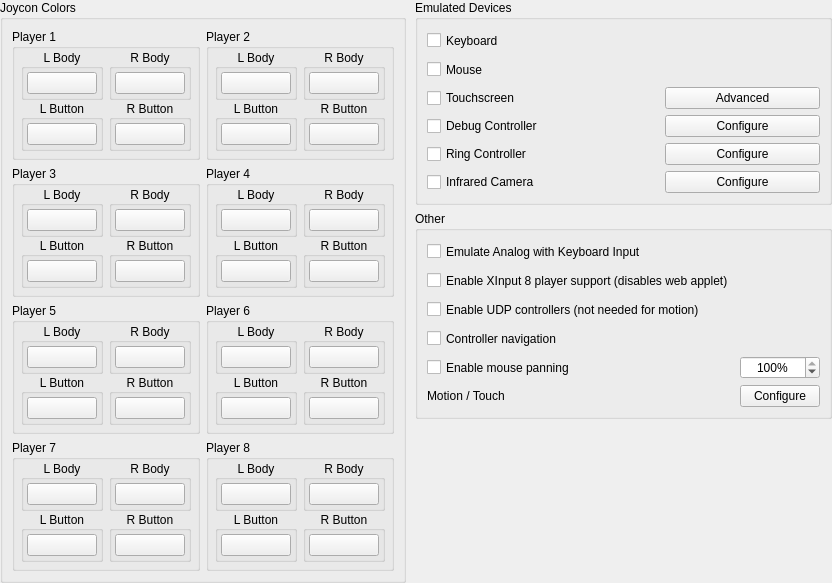
QuantumGhost/yuzu, file src/yuzu/configuration/configure_input_advanced.ui: the form before one commit.
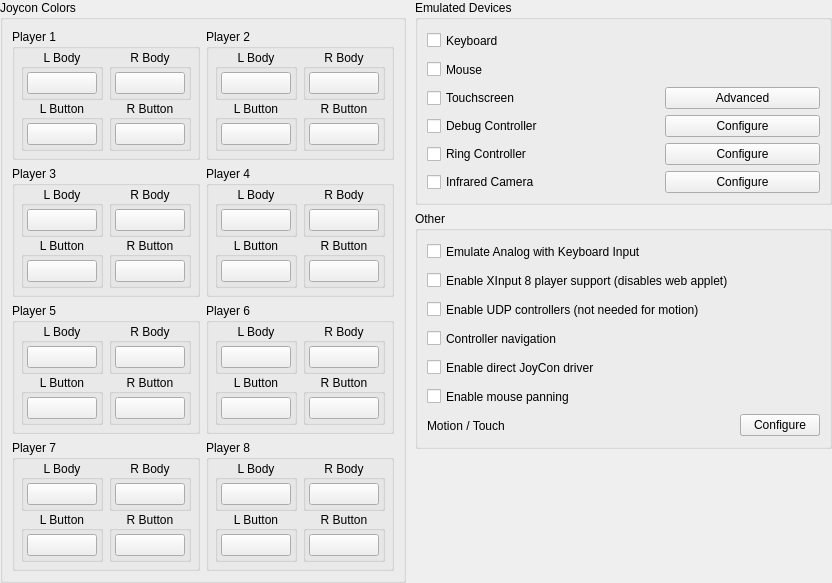
The form after the commit.

```diff
--- a/src/yuzu/configuration/configure_input_advanced.ui
+++ b/src/yuzu/configuration/configure_input_advanced.ui
@@ -2696,6 +2696,22 @@
                      </widget>
                    </item>
                    <item row="5" column="0">
+                      <widget class="QCheckBox" name="enable_joycon_driver">
+                       <property name="toolTip">
+                         <string>Requires restarting yuzu</string>
+                       </property>
+                       <property name="minimumSize">
+                         <size>
+                           <width>0</width>
+                           <height>23</height>
+                         </size>
+                       </property>
+                       <property name="text">
+                         <string>Enable direct JoyCon driver</string>
+                       </property>
+                     </widget>
+                   </item>
+                   <item row="6" column="0">
                      <widget class="QCheckBox" name="mouse_panning">
                        <property name="minimumSize">
                          <size>
@@ -2708,7 +2724,7 @@
                        </property>
                      </widget>
                    </item>
-                   <item row="5" column="2">
+                   <item row="7" column="2">
                      <widget class="QSpinBox" name="mouse_panning_sensitivity">
                        <property name="toolTip">
                          <string>Mouse sensitivity</string>
@@ -2730,14 +2746,14 @@
                        </property>
                      </widget>
                    </item>
-                   <item row="6" column="0">
+                   <item row="7" column="0">
                      <widget class="QLabel" name="motion_touch">
                        <property name="text">
                          <string>Motion / Touch</string>
                        </property>
                      </widget>
                    </item>
-                   <item row="6" column="2">
+                   <item row="7" column="2">
                      <widget class="QPushButton" name="buttonMotionTouch">
                        <property name="text">
                          <string>Configure</string>
```
